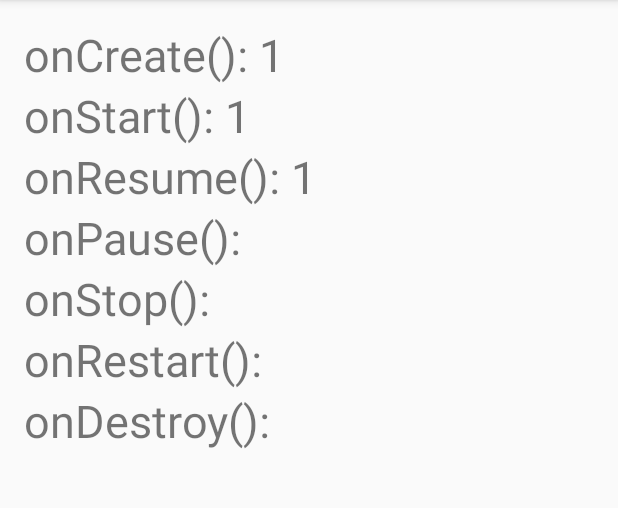
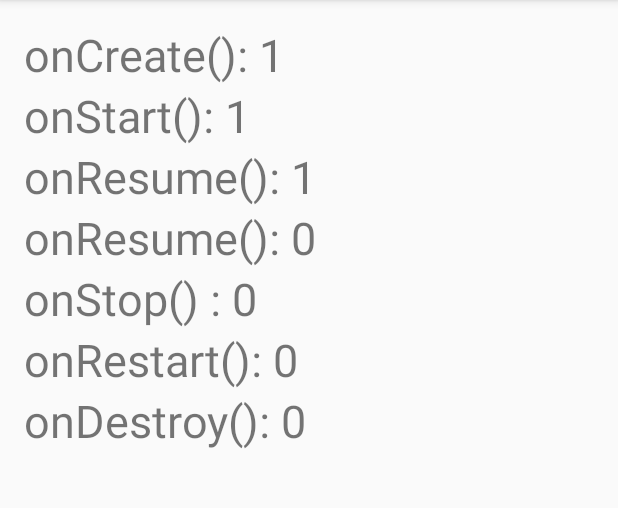
Before and after one commit to krishnagadde23/ActivityLifeCycle, an Android app: the screen it shows after launch (MainActivity), on a phone screen of 412 x 824 dp, the part 84-592 px from its top. Run offline under Robolectric (Android 15) with nearby library versions, the phone set to English and light mode, and no system bars.

Commit message:
Added Shared Preferences to the Activity Life Cycle

```diff
--- a/app/src/main/java/com/example/kgadde/activitylifecycle/MainActivity.java
+++ b/app/src/main/java/com/example/kgadde/activitylifecycle/MainActivity.java
@@ -13,18 +13,39 @@ import android.widget.TextView;
 
 public class MainActivity extends AppCompatActivity {
 
-    int createCount, startCount, resumeCount, pauseCount, stopCount, restartCount, destroyCount;
+    SharedPreferences sharedPreferences;
+    SharedPreferences.Editor editor;
+
     @Override
     protected void onCreate(Bundle savedInstanceState) {
         super.onCreate(savedInstanceState);
         setContentView(R.layout.activity_main);
-        final SharedPreferences sharedPreferences = getPreferences(MODE_PRIVATE);
-        final SharedPreferences.Editor editor = sharedPreferences.edit();
 
-        createCount = sharedPreferences.getInt("t1", 0);
+        sharedPreferences = getPreferences(MODE_PRIVATE);
+        editor = sharedPreferences.edit();
+
+        int createCount = sharedPreferences.getInt("createcount", 0);
         createCount++;
         TextView t = (TextView) findViewById(R.id.t1);
         t.setText("onCreate(): " + createCount);
+        editor.putInt("createcount", createCount);
+        editor.commit();
+
+        int pauseCount = sharedPreferences.getInt("pausecount", 0);
+        TextView t2 = (TextView) findViewById(R.id.t4);
+        t2.setText("onResume(): " + pauseCount);
+
+        int stopCount = sharedPreferences.getInt("stopcount", 0);
+        TextView t3 = (TextView) findViewById(R.id.t5);
+        t3.setText("onStop() : " + stopCount);
+
+        int restartCount = sharedPreferences.getInt("restartcount", 0);
+        TextView t4 = (TextView) findViewById(R.id.t6);
+        t4.setText("onRestart(): " + restartCount);
+
+        int destroyCount = sharedPreferences.getInt("destroycount", 0);
+        TextView t5 = (TextView) findViewById(R.id.t7);
+        t5.setText("onDestroy(): " + destroyCount);
 
 
         Toolbar toolbar = (Toolbar) findViewById(R.id.toolbar);
@@ -36,44 +57,62 @@ public class MainActivity extends AppCompatActivity {
     protected void onStart()
     {
         super.onStart();
+        int startCount = sharedPreferences.getInt("startcount", 0);
         startCount++;
         TextView t = (TextView) findViewById(R.id.t2);
         t.setText("onStart(): " + startCount);
+        editor.putInt("startcount", startCount);
+        editor.commit();
     }
     protected void onResume()
     {
         super.onResume();
+        int resumeCount = sharedPreferences.getInt("resumecount", 0);
         resumeCount++;
         TextView t = (TextView) findViewById(R.id.t3);
         t.setText("onResume(): " + resumeCount);
+        editor.putInt("resumecount", resumeCount);
+        editor.commit();
     }
     protected void onPause()
     {
         super.onPause();
+        int pauseCount = sharedPreferences.getInt("pausecount", 0);
         pauseCount++;
         TextView t = (TextView) findViewById(R.id.t4);
-        t.setText("onPause(): " + pauseCount);
+        t.setText("onResume(): " + pauseCount);
+        editor.putInt("pausecount", pauseCount);
+        editor.commit();
     }
     protected void onStop()
     {
         super.onStop();
+        int stopCount = sharedPreferences.getInt("stopcount", 0);
         stopCount++;
         TextView t = (TextView) findViewById(R.id.t5);
         t.setText("onStop() : " + stopCount);
+        editor.putInt("stopcount", stopCount);
+        editor.commit();
     }
     protected void onRestart()
     {
         super.onRestart();
+        int restartCount = sharedPreferences.getInt("restartcount", 0);
         restartCount++;
         TextView t = (TextView) findViewById(R.id.t6);
         t.setText("onRestart(): " + restartCount);
+        editor.putInt("restartcount", restartCount);
+        editor.commit();
     }
     protected void onDestroy()
     {
         super.onDestroy();
+        int destroyCount = sharedPreferences.getInt("destroycount", 0);
         destroyCount++;
         TextView t = (TextView) findViewById(R.id.t7);
         t.setText("onDestroy(): " + destroyCount);
+        editor.putInt("destroycount", destroyCount);
+        editor.commit();
     }
     public boolean onCreateOptionsMenu(Menu menu) {
         // Inflate the menu; this adds items to the action bar if it is present.
```
